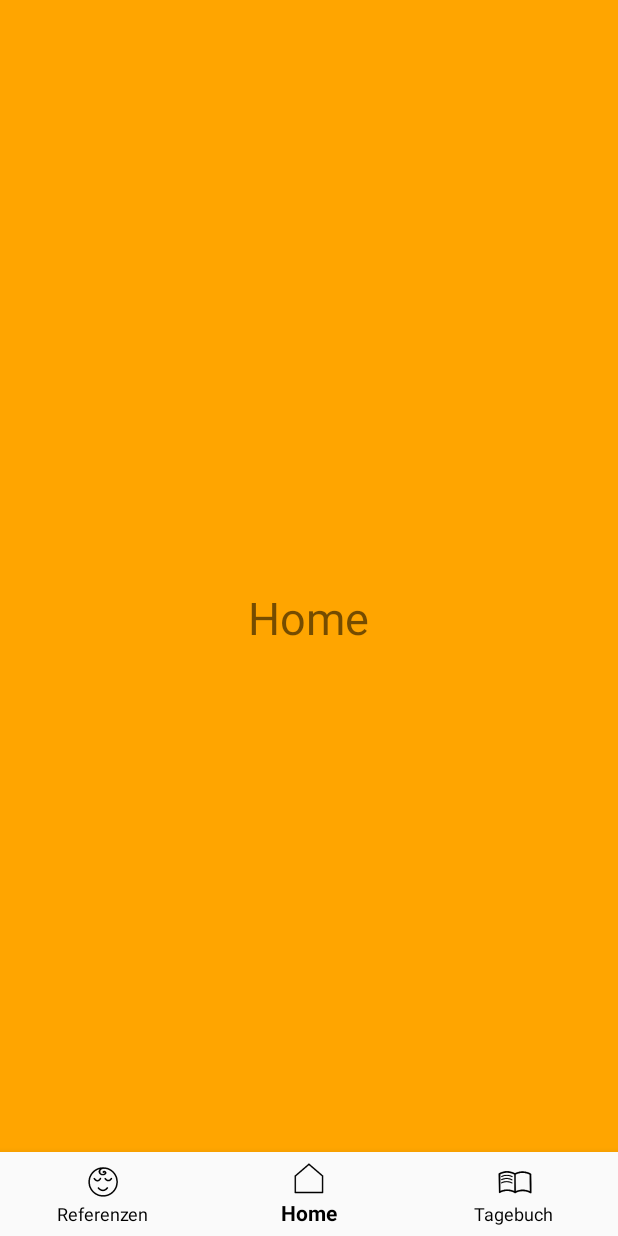
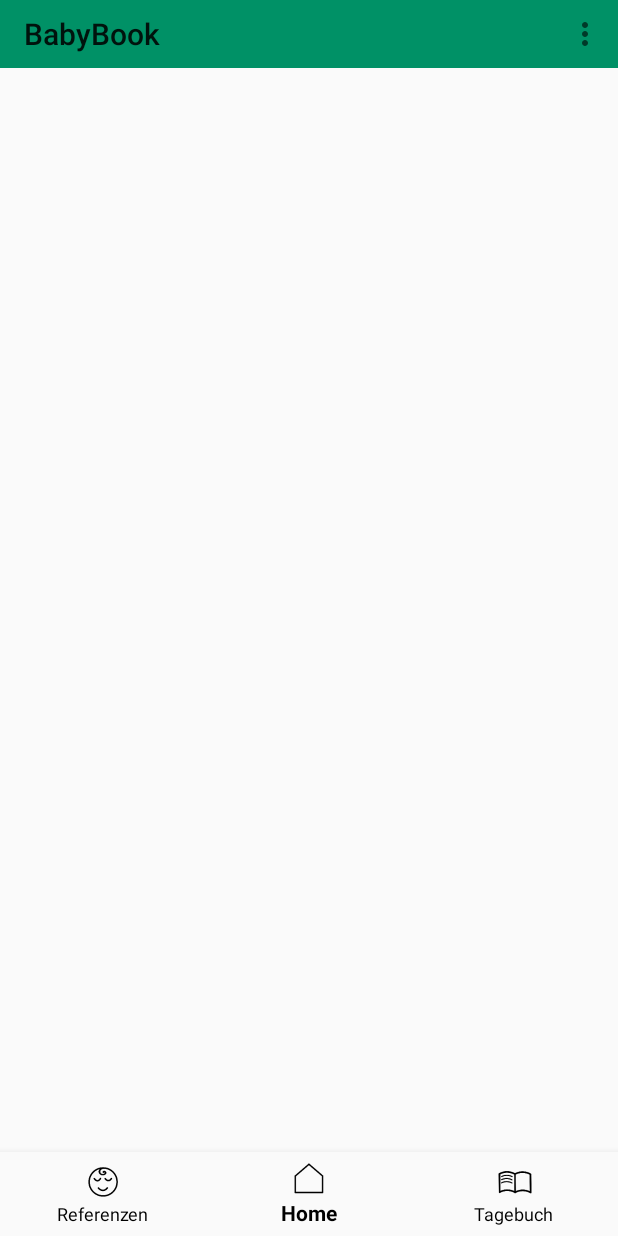
Before and after one commit to KreuzbergerL/BabyBook01, an Android app: the screen it shows after launch (MainActivity), item 2 of the bottom bar chosen, on a phone screen of 412 x 824 dp. Run offline under Robolectric (Android 15) with nearby library versions, the phone set to English and light mode, and no system bars.

Commit message:
ToolBar für Einstellungen hinzugefügt

```diff
--- a/app/build.gradle
+++ b/app/build.gradle
@@ -4,7 +4,7 @@ android {
     compileSdkVersion 28
     defaultConfig {
         applicationId "com.example.lukas.bottom_navigation5"
-        minSdkVersion 14
+        minSdkVersion 26
         targetSdkVersion 28
         versionCode 1
         versionName "1.0"
@@ -16,10 +16,12 @@ android {
             proguardFiles getDefaultProguardFile('proguard-android.txt'), 'proguard-rules.pro'
         }
     }
+    productFlavors {
+    }
 }
 
 dependencies {
-    implementation fileTree(dir: 'libs', include: ['*.jar'])
+    implementation fileTree(include: ['*.jar'], dir: 'libs')
     implementation 'com.android.support:appcompat-v7:28.0.0'
     implementation 'com.android.support:design:28.0.0'
     implementation 'com.android.support.constraint:constraint-layout:1.1.3'
--- a/app/src/main/AndroidManifest.xml
+++ b/app/src/main/AndroidManifest.xml
@@ -8,7 +8,7 @@
         android:label="@string/app_name"
         android:roundIcon="@mipmap/ic_launcher_round"
         android:supportsRtl="true"
-        android:theme="@style/AppTheme">
+        android:theme="@style/Theme.AppCompat.Light.NoActionBar">
         <activity
             android:name=".MainActivity"
             android:label="@string/app_name">
--- a/app/src/main/java/com/example/lukas/bottom_navigation5/MainActivity.java
+++ b/app/src/main/java/com/example/lukas/bottom_navigation5/MainActivity.java
@@ -4,7 +4,12 @@ import android.os.Bundle;
 import android.support.annotation.NonNull;
 import android.support.design.widget.BottomNavigationView;
 import android.support.v4.app.Fragment;
+import android.support.v7.app.ActionBar;
 import android.support.v7.app.AppCompatActivity;
+import android.support.v7.widget.Toolbar;
+import android.support.v7.widget.ToolbarWidgetWrapper;
+import android.view.Menu;
+import android.view.MenuInflater;
 import android.view.MenuItem;
 import android.widget.TextView;
 
@@ -17,8 +22,23 @@ public class MainActivity extends AppCompatActivity {
         super.onCreate(savedInstanceState);
         setContentView(R.layout.activity_main);
 
+        Toolbar toolbar = (Toolbar) findViewById(R.id.toolbar01);
+        setSupportActionBar(toolbar);
+
         BottomNavigationView bottomNav = findViewById(R.id.navigation);     //Von mir hinzugefügt
         bottomNav.setOnNavigationItemSelectedListener(navListener);
+    }
+
+    @Override
+    public boolean onCreateOptionsMenu(Menu menu1) {
+        MenuInflater inflater = getMenuInflater();
+        inflater.inflate(R.menu.menu1, menu1);
+        return super.onCreateOptionsMenu(menu1);
+    }
+
+    @Override
+    public boolean onOptionsItemSelected(MenuItem item) {
+        return super.onOptionsItemSelected(item);
     }
 
     private BottomNavigationView.OnNavigationItemSelectedListener navListener
--- a/app/src/main/res/layout/activity_main.xml
+++ b/app/src/main/res/layout/activity_main.xml
@@ -16,7 +16,10 @@
 
     <!-- layout_above ... das frame layout soll nur bis zur oberen Grenze des navigations bars gehen-->
 
-
+<include
+    layout = "@layout/toolbar01"
+    android:id="@+id/toolbar01"
+    />
 
 
     <android.support.design.widget.BottomNavigationView
--- a/app/src/main/res/layout/fragment_home.xml
+++ b/app/src/main/res/layout/fragment_home.xml
@@ -1,16 +1,7 @@
 <?xml version="1.0" encoding="utf-8"?>
-<RelativeLayout xmlns:android="http://schemas.android.com/apk/res/android"
+<LinearLayout xmlns:android="http://schemas.android.com/apk/res/android"
     android:layout_width="match_parent"
     android:layout_height="match_parent"
-    android:background="@color/orange">
+    >
 
-    <TextView
-        android:layout_width="wrap_content"
-        android:layout_height="wrap_content"
-        android:text="@string/title_home"
-        android:textSize="30sp"
-        android:id="@+id/homeview"
-
-        android:layout_centerInParent="true"/>
-
-</RelativeLayout>
+</LinearLayout>
--- /dev/null
+++ b/app/src/main/res/layout/toolbar01.xml
@@ -0,0 +1,14 @@
+<?xml version="1.0" encoding="utf-8"?>
+<android.support.v7.widget.Toolbar xmlns:android="http://schemas.android.com/apk/res/android"
+
+    android:layout_width="match_parent"
+    android:layout_height="45dp"
+    xmlns:app="http://schemas.android.com/apk/res-auto"
+    android:theme="@style/myCustomToolBar"
+    app:popupTheme="@style/myCustomPupUpStyle"
+
+
+    >
+
+
+</android.support.v7.widget.Toolbar>
--- /dev/null
+++ b/app/src/main/res/menu/menu1.xml
@@ -0,0 +1,10 @@
+<?xml version="1.0" encoding="utf-8"?>
+<menu xmlns:app="http://schemas.android.com/apk/res-auto"
+    xmlns:android="http://schemas.android.com/apk/res/android">
+<item
+    android:id="@+id/action_settings"
+    android:title="@string/einstellungen"
+    app:showAsAction="never">
+
+</item>
+</menu>
--- a/app/src/main/res/values/colors.xml
+++ b/app/src/main/res/values/colors.xml
@@ -11,5 +11,6 @@
     <color name="green">#00c780</color>
     <color name="orange">#ffa500</color>
     <color name="blue">#5cacee</color>
+    <color name="ToolBarGreen">#009166</color>
 
 </resources>
--- a/app/src/main/res/values/strings.xml
+++ b/app/src/main/res/values/strings.xml
@@ -1,8 +1,9 @@
 <resources>
-    <string name="app_name">Bottom_navigation5</string>
+    <string name="app_name">BabyBook</string>
     <string name="title_home">Home</string>
     <string name="title_references">Referenzen</string>
     <string name="title_diary">Tagebuch</string>
+    <string name="einstellungen">Einstellungen</string>
 
     <string name="string_Groeße">Größe</string>
     <string name="string_Gewicht">Gewicht</string>
--- a/app/src/main/res/values/styles.xml
+++ b/app/src/main/res/values/styles.xml
@@ -1,11 +1,18 @@
 <resources>
 
     <!-- Base application theme. -->
-    <style name="AppTheme" parent="Theme.AppCompat.Light.NoActionBar">
-        <!-- Customize your theme here. -->
-        <item name="colorPrimary">@color/colorPrimary</item>
-        <item name="colorPrimaryDark">@color/colorPrimaryDark</item>
-        <item name="colorAccent">@color/colorAccent</item>
+    <style name="AppTheme" parent="Theme.AppCompat.Light.DarkActionBar">
+        <!-- Customize your theme here. --></style>
+
+    <style name="myCustomToolBar" parent="Theme.AppCompat.Light.NoActionBar">
+<item name="android:background">@color/ToolBarGreen</item>
+    </style>
+
+    <style name="myCustomPupUpStyle" parent="Theme.AppCompat.Light.NoActionBar">
+        <item name="android:background">@color/white</item>
+        <item name="overlapAnchor">false</item>
+        <item name="android:dropDownVerticalOffset">-4dp</item>
+
     </style>
 
 </resources>
```
